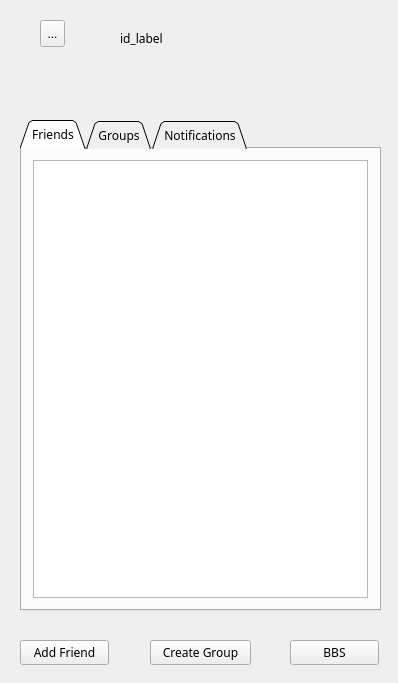
Old version of the form Chat0.1/chat/mainwindow.ui in the repository bitlinux/qtchat.
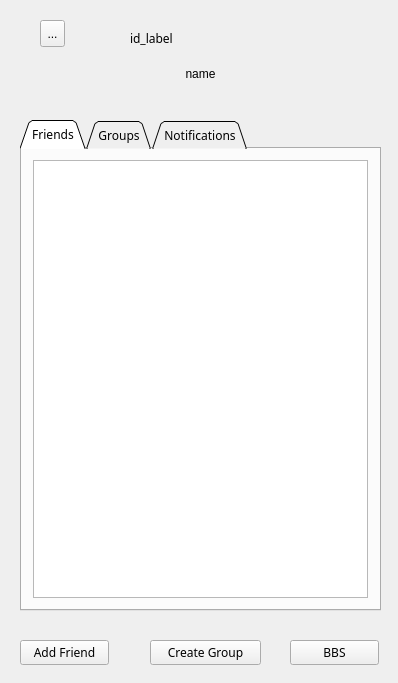
New version of the form. The open tabs and pages were chosen to show the change.

```diff
--- a/Chat0.1/chat/mainwindow.ui
+++ b/Chat0.1/chat/mainwindow.ui
@@ -67,7 +67,7 @@
      <rect>
       <x>150</x>
       <y>640</y>
-      <width>101</width>
+      <width>111</width>
       <height>25</height>
      </rect>
     </property>
@@ -86,7 +86,7 @@
    <widget class="QLabel" name="id_label">
     <property name="geometry">
      <rect>
-      <x>120</x>
+      <x>130</x>
       <y>30</y>
       <width>121</width>
       <height>17</height>
@@ -177,7 +177,7 @@
      <cursorShape>PointingHandCursor</cursorShape>
     </property>
     <property name="text">
-     <string/>
+     <string>name</string>
     </property>
     <property name="flat">
      <bool>true</bool>
```
Left out of the diff: 2 changed lines with no effect on the pictures.
